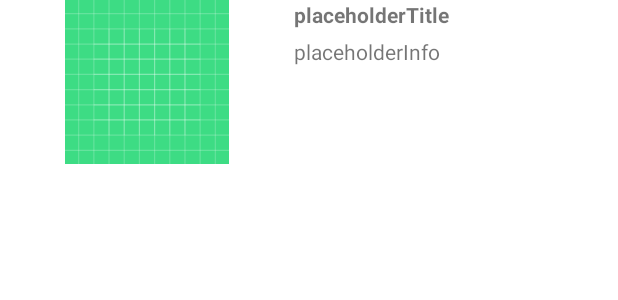
After one commit to alejamt00/Fakeflix, an Android app: the layout recycler_film_row.xml on its own in the app's theme, with its tools: preview values and no code run, on a phone screen of 412 x 824 dp. The commit adds this screen. Shown: the top 300 px of the screen. Run offline under Robolectric (Android 15) with nearby library versions, the light colour scheme and no system bars.

Commit message:
+Poco más

```diff
--- /dev/null
+++ b/app/src/main/res/layout/recycler_film_row.xml
@@ -0,0 +1,46 @@
+<?xml version="1.0" encoding="utf-8"?>
+<LinearLayout xmlns:android="http://schemas.android.com/apk/res/android"
+    xmlns:app="http://schemas.android.com/apk/res-auto"
+    android:layout_width="wrap_content"
+    android:layout_height="wrap_content">
+
+    <ImageView
+        android:id="@+id/ivPeliculaItem"
+        android:layout_width="196dp"
+        android:layout_height="match_parent"
+        android:layout_weight="0"
+        app:srcCompat="@drawable/ic_launcher_background" />
+
+    <Space
+        android:layout_width="wrap_content"
+        android:layout_height="wrap_content"
+        android:layout_weight="0" />
+
+    <LinearLayout
+        android:layout_width="212dp"
+        android:layout_height="109dp"
+        android:layout_weight="0"
+        android:orientation="vertical">
+
+        <TextView
+            android:id="@+id/tituloPeliculaRow"
+            android:layout_width="match_parent"
+            android:layout_height="wrap_content"
+            android:layout_weight="0"
+            android:text="placeholderTitle"
+            android:textStyle="bold" />
+
+        <Space
+            android:layout_width="match_parent"
+            android:layout_height="5dp"
+            android:layout_weight="0" />
+
+        <TextView
+            android:id="@+id/infoPeliculaRow"
+            android:layout_width="match_parent"
+            android:layout_height="0dp"
+            android:layout_weight="1"
+            android:text="placeholderInfo" />
+    </LinearLayout>
+
+</LinearLayout>
```
Also changed, not shown: app/src/main/java/com/example/fakeflix/Pelicula.java (+31 -0 lines), app/src/main/java/com/example/fakeflix/RecyclerAdapter.java (added, +21 -0 lines), app/src/main/res/layout/fragment_lista_peliculas.xml (+5 -5 lines).
